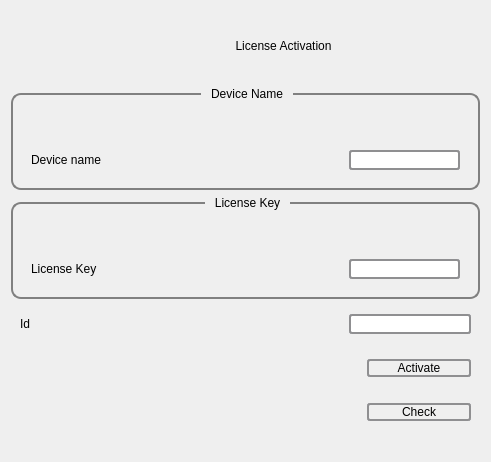
The window that activatewgt.ui (Bloc10FinTech/blockpad) describes before a commit, drawn with Qt 5.
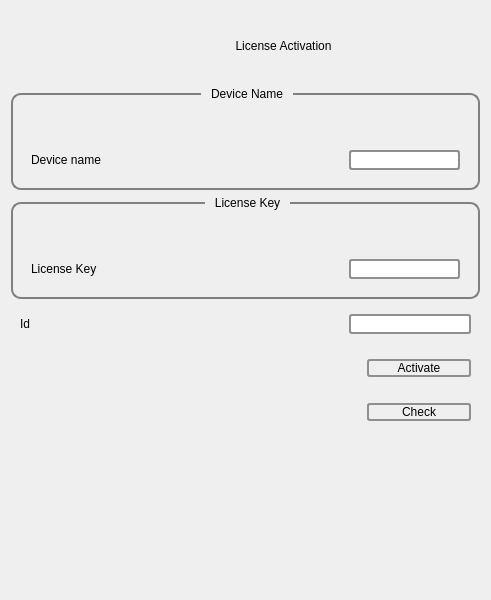
The same window after the commit.

Commit message: fix error when close app(with web browser), add aws to mac, change size of activatewgt

The edit to the form file:
```diff
--- a/activatewgt.ui
+++ b/activatewgt.ui
@@ -7,9 +7,15 @@
     <x>0</x>
     <y>0</y>
     <width>491</width>
-    <height>384</height>
+    <height>600</height>
    </rect>
   </property>
+  <property name="minimumSize">
+   <size>
+    <width>0</width>
+    <height>600</height>
+   </size>
+  </property>
   <property name="windowTitle">
    <string>BlockPad</string>
   </property>
```
The commit also changes 4 other files.
